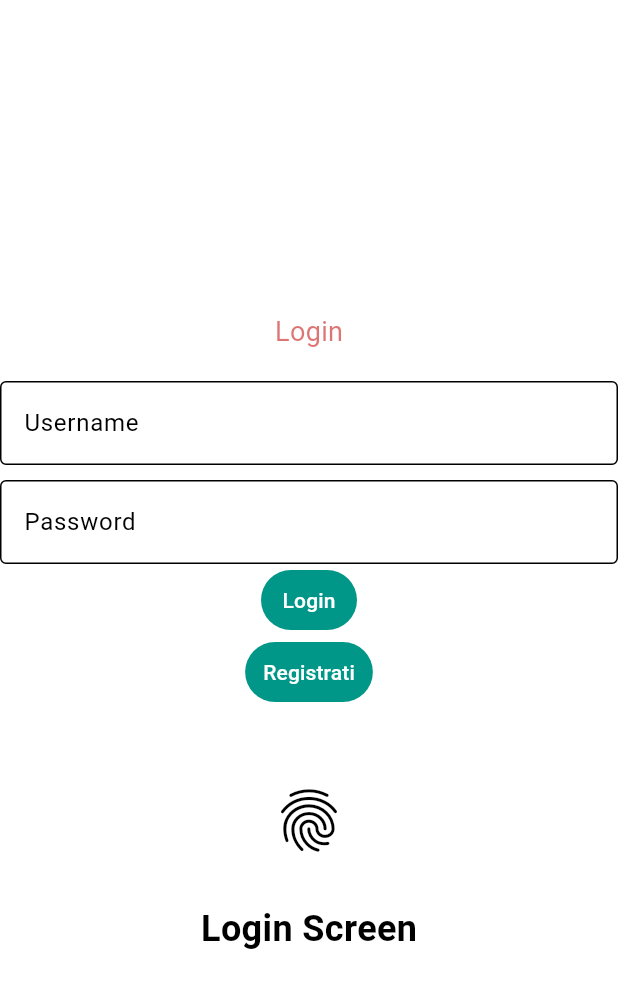
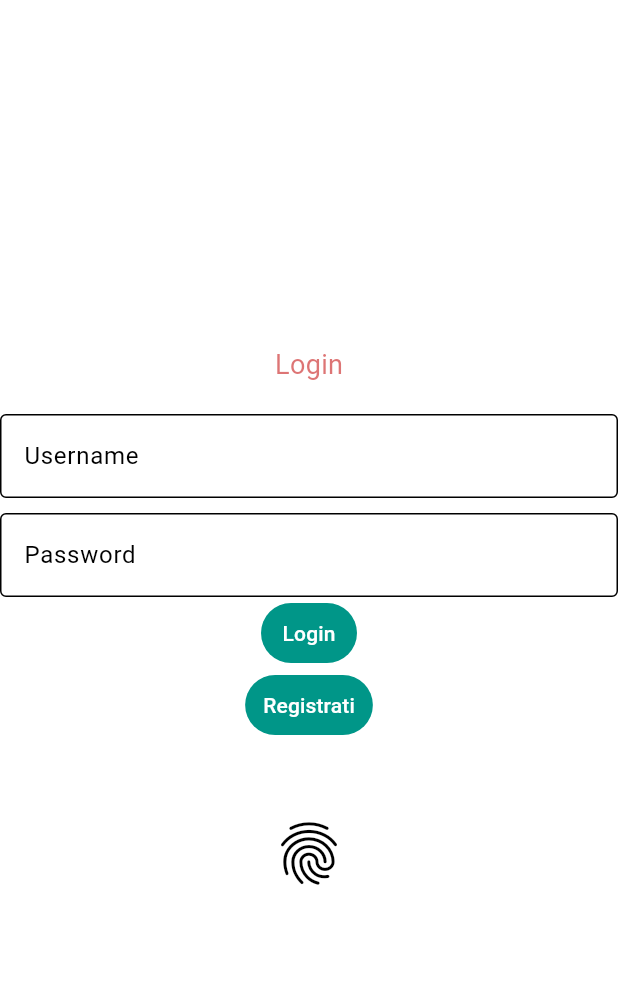
Before and after one commit to Sfabi28/Swifty_Protein, a Flutter app: the screen it shows after launch, on a phone screen of 412 x 824 dp. Shown: the top 988 px of the screen. Run offline on Flutter 3.47's test engine with Material 3 defaults, Android fonts, the phone set to English and light mode, and no system bars; our stand-ins replace flutter_dotenv, local_auth, shared_preferences, sqflite; missing offline and left inert: local_auth_android, local_auth_darwin; accounts and stored records are empty.

Commit message:
removed login screen title

```diff
--- a/lib/screens/login_screen.dart
+++ b/lib/screens/login_screen.dart
@@ -203,16 +203,6 @@ class _LoginScreenState extends State<LoginScreen> {
                 onPressed: _authenticate,
                 tooltip: 'Accedi con Impronta',
               ),
-
-              const SizedBox(height: 10),
-
-              const Text(
-                "Login Screen",
-                style: TextStyle(
-                  fontSize: 24,
-                  fontWeight: FontWeight.bold,
-                ),
-              ),
             ],
           ),
         ),
```
